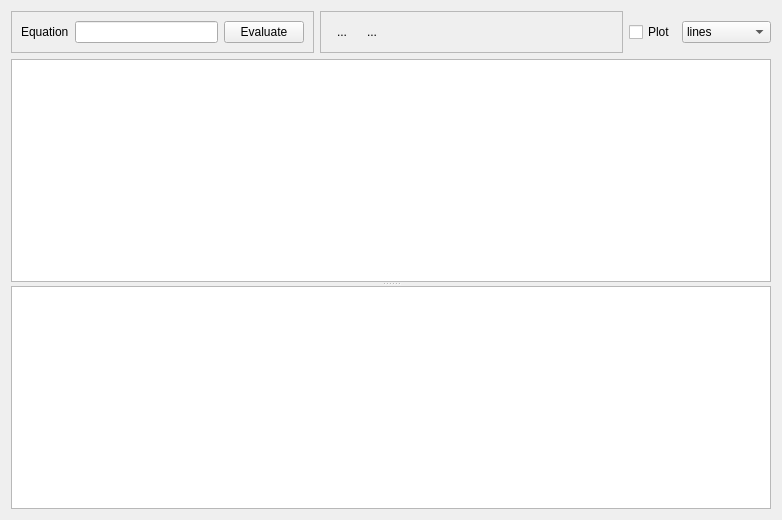
Before: the Qt Designer form ui/AWGChannel.ui in MonroeQuantumNetworks/IonControl, drawn with Qt 5.
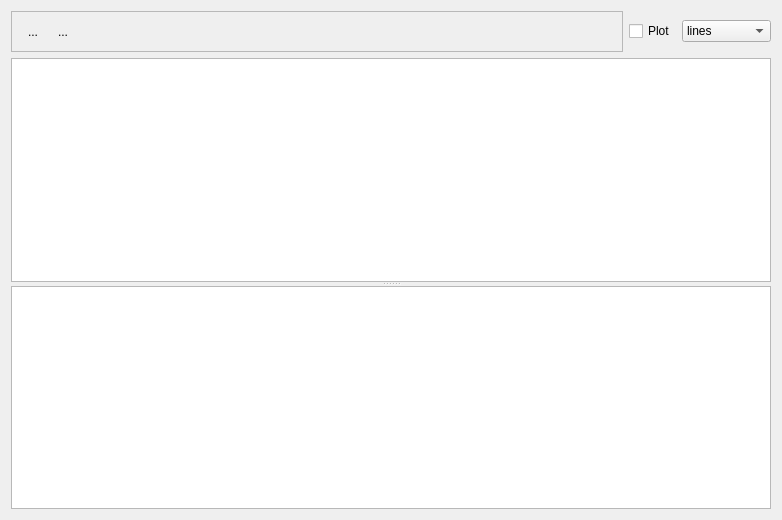
After: the same form once the commit is applied. Icons and pictures are not drawn. Custom widgets are drawn as their Qt base class.

Commit message: remove waveform equation mode

Diff of the .ui file:
```diff
--- a/ui/AWGChannel.ui
+++ b/ui/AWGChannel.ui
@@ -16,35 +16,6 @@
   <layout class="QVBoxLayout" name="verticalLayout">
    <item>
     <layout class="QHBoxLayout" name="horizontalLayout_5">
-     <item>
-      <widget class="QFrame" name="equationFrame">
-       <property name="frameShape">
-        <enum>QFrame::StyledPanel</enum>
-       </property>
-       <property name="frameShadow">
-        <enum>QFrame::Raised</enum>
-       </property>
-       <layout class="QHBoxLayout" name="horizontalLayout">
-        <item>
-         <widget class="QLabel" name="label">
-          <property name="text">
-           <string>Equation</string>
-          </property>
-         </widget>
-        </item>
-        <item>
-         <widget class="QLineEdit" name="equationEdit"/>
-        </item>
-        <item>
-         <widget class="QPushButton" name="evalButton">
-          <property name="text">
-           <string>Evaluate</string>
-          </property>
-         </widget>
-        </item>
-       </layout>
-      </widget>
-     </item>
      <item>
       <widget class="QFrame" name="addRemoveSegmentFrame">
        <property name="frameShape">
```
The commit also changes 5 other files.
